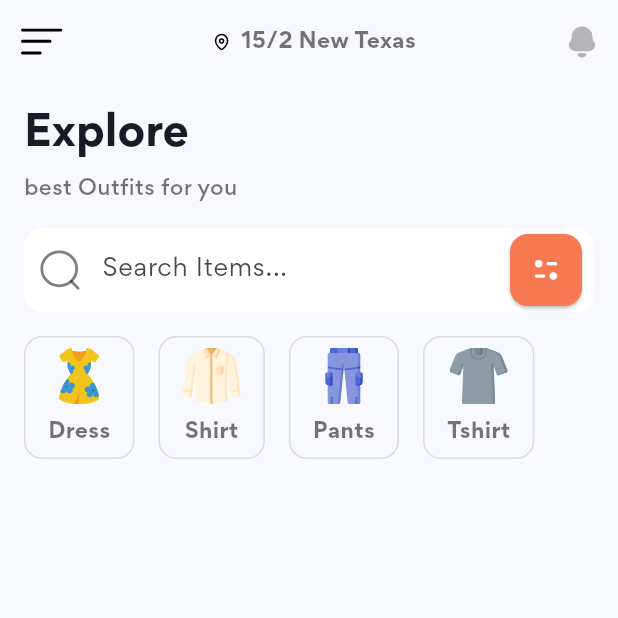
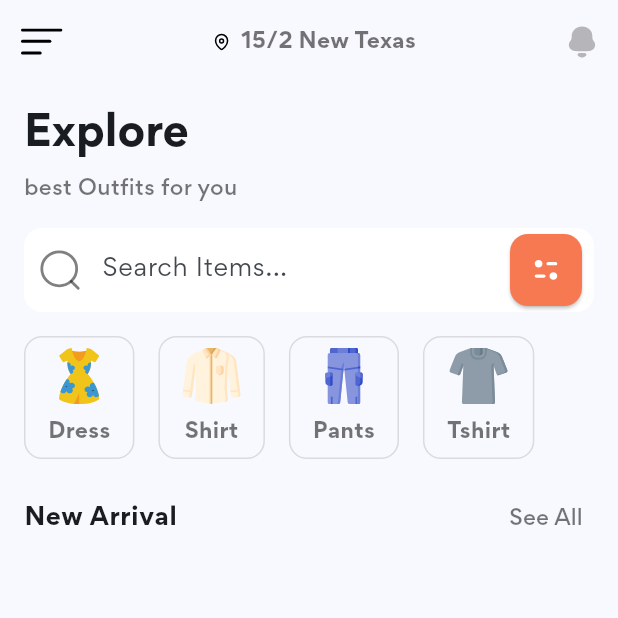
Before and after one commit to AbdelrhmanAmer/flutter-shop-UI, a Flutter app: the screen it shows after launch, on a phone screen of 412 x 824 dp, the top half of it. Run offline on Flutter 3.47's test engine with Material 3 defaults, Android fonts, the phone set to English and light mode, and no system bars; our stand-ins replace flutter_svg.

Commit message:
Home Screen(Section Title)

```diff
--- a/shop_ui/lib/components/category_card.dart
+++ b/shop_ui/lib/screens/components/category_card.dart
@@ -1,7 +1,7 @@
 import 'package:flutter/material.dart';
 import 'package:flutter_svg/svg.dart';
 
-import '../constants.dart';
+import '../../constants.dart';
 
 class CategoryCard extends StatelessWidget {
   const CategoryCard({
@@ -12,7 +12,7 @@ class CategoryCard extends StatelessWidget {
   });
 
   final String title, icon;
-  final Function() press;
+  final VoidCallback press;
 
   @override
   Widget build(BuildContext context) {
--- a/shop_ui/lib/components/categroies.dart
+++ b/shop_ui/lib/screens/components/categroies.dart
@@ -1,7 +1,7 @@
 import 'package:flutter/material.dart';
 
-import '../constants.dart';
-import '../models/Category.dart';
+import '../../constants.dart';
+import '../../models/Category.dart';
 import 'category_card.dart';
 
 class Categories extends StatelessWidget {
--- a/shop_ui/lib/components/search_from.dart
+++ b/shop_ui/lib/screens/components/search_from.dart
@@ -1,7 +1,7 @@
 import 'package:flutter/material.dart';
 import 'package:flutter_svg/svg.dart';
 
-import '../constants.dart';
+import '../../constants.dart';
 
 class SearchForm extends StatelessWidget {
   const SearchForm({
--- /dev/null
+++ b/shop_ui/lib/screens/components/section_title.dart
@@ -0,0 +1,38 @@
+import 'package:flutter/material.dart';
+
+import '../../constants.dart';
+
+class SectionTitle extends StatelessWidget {
+  const SectionTitle({
+    super.key,
+    required this.title,
+    required this.press
+  });
+  final String title;
+  final VoidCallback  press;
+  @override
+  Widget build(BuildContext context) {
+    return Padding(
+      padding: const EdgeInsets.symmetric(vertical: defaultPadding),
+      child: Row(
+        mainAxisAlignment: MainAxisAlignment.spaceBetween,
+        children: [
+          Text(
+            title,
+            style: Theme.of(context).textTheme.bodyLarge!.copyWith(
+                  fontWeight: FontWeight.w600,
+                ),
+          ),
+          TextButton(
+            style: TextButton.styleFrom(padding: EdgeInsets.zero),
+            onPressed: press,
+            child: const Text(
+              "See All",
+              style: TextStyle(color: Colors.black54),
+            ),
+          )
+        ],
+      ),
+    );
+  }
+}
--- a/shop_ui/lib/screens/home_screen.dart
+++ b/shop_ui/lib/screens/home_screen.dart
@@ -2,8 +2,9 @@ import 'package:flutter/material.dart';
 import 'package:flutter_svg/svg.dart';
 
 import '../constants.dart';
-import '../components/categroies.dart';
-import '../components/search_from.dart';
+import 'components/categroies.dart';
+import 'components/search_from.dart';
+import 'components/section_title.dart';
 
 class HomeScrean extends StatelessWidget {
   const HomeScrean({super.key});
@@ -39,7 +40,8 @@ class HomeScrean extends StatelessWidget {
                 padding: EdgeInsets.symmetric(vertical: defaultPadding),
                 child: SearchForm(),
               ),
-              Categories()
+              const Categories(),
+              SectionTitle(title: "New Arrival",press: (){})
             ],
           ),
         ),
```
